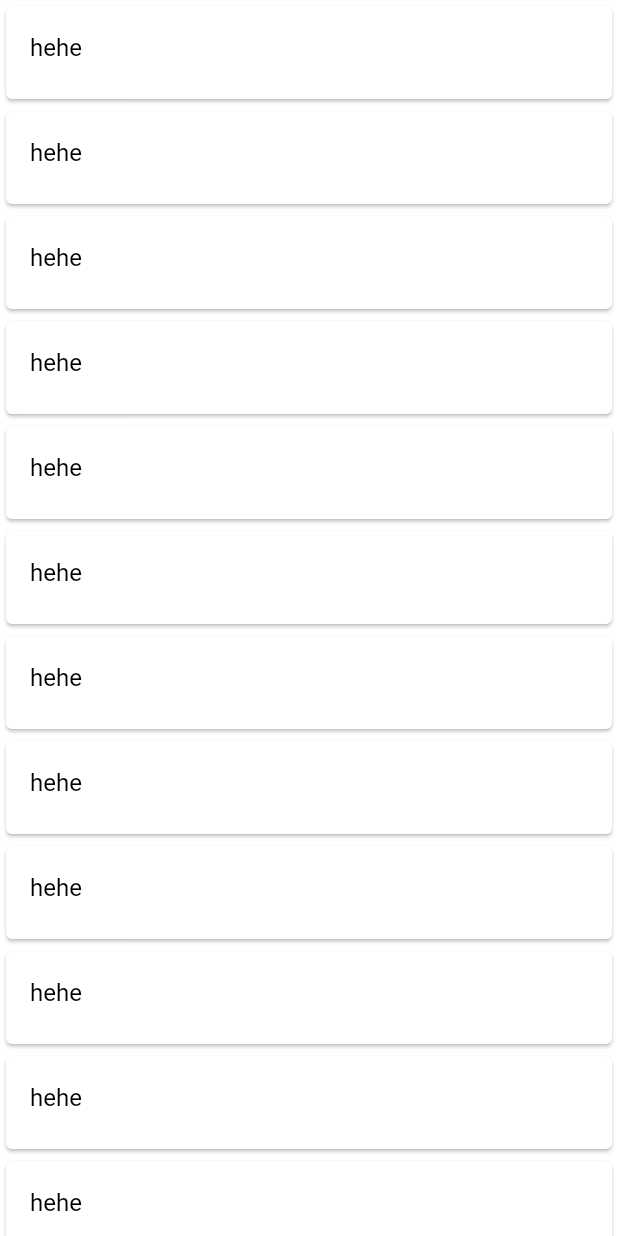
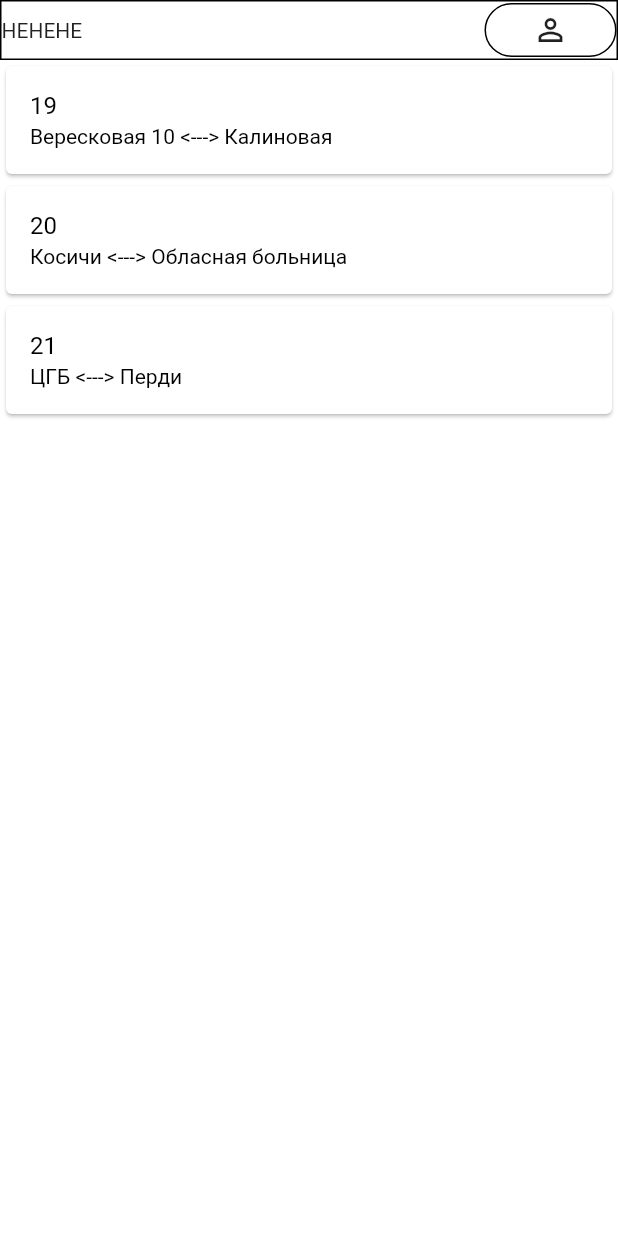
Before and after one commit to Artem4444/DIPLOM, a Flutter app: the screen it shows after launch, on a phone screen of 412 x 824 dp. Run offline on Flutter 3.47's test engine with Material 2 defaults, Android fonts, the phone set to English and light mode, and no system bars; our stand-ins replace geolocator, google_maps_flutter, shared_preferences.

Commit message:
Better route page

```diff
--- /dev/null
+++ b/flutter_app/assets/fakeData/routes.json
@@ -0,0 +1,19 @@
+{
+    "routes": [
+        {
+            "routenumber": "19",
+            "startstation":"Вересковая 10",
+            "endstation":"Калиновая"
+        },
+        {
+            "routenumber": "20",
+            "startstation":"Косичи",
+            "endstation":"Обласная больница"
+        },
+        {
+            "routenumber": "21",
+            "startstation":"ЦГБ",
+            "endstation":"Перди"
+        }
+    ]
+}
--- /dev/null
+++ b/flutter_app/assets/fakeData/routestations.json
@@ -0,0 +1,72 @@
+{
+    "routenumber": "19",
+    "stations": [
+        {
+            "name": "Вересковая 10",
+            "gps": {
+                "lat": "52.136473",
+                "lng": "23.712127"
+            },
+            "passengers": [
+                {
+                    "startstation": "Вересковая 10",
+                    "endstation": "Крайняя"
+                },
+                {
+                    "startstation": "Вересковая 10",
+                    "endStation": "Возера"
+                },
+                {
+                    "startstation": "Вересковая 10",
+                    "endstation": "Вересковая 11"
+                }
+            ]
+        },
+        {
+            "name": "Вересковая 11",
+            "gps": {
+                "lat": "52.138241",
+                "lng": "23.711912"
+            },
+            "passengers": [
+                {
+                    "startstation": "Вересковая 11",
+                    "endStation": "Калиновая"
+                },
+                {
+                    "startstation": "Вересковая 11",
+                    "endstation": "Калиновая"
+                }
+            ]
+        },
+        {
+            "name": "Крайняя",
+            "gps": {
+                "lat": "52.140410",
+                "lng": "23.705616"
+            },
+            "passengers": []
+        },
+        {
+            "name": "Возера",
+            "gps": {
+                "lat": "52.142916",
+                "lng": "23.706156"
+            },
+            "passengers": [
+                {
+                    "startstation": "Возера",
+                    "endstation": "Калиновая"
+                }
+            ]
+        },
+        {
+            "name": "Калиннавая",
+            "gps": {
+                "lat": "52.141592",
+                "lng": "23.714120"
+            },
+            "passengers": []
+        }
+    ]
+}
--- /dev/null
+++ b/flutter_app/assets/fakeData/stations.json
@@ -0,0 +1,7 @@
+[
+    "Вересковая 10",
+    "Вересковая 11",
+    "Крайняя",
+    "Возера",
+    "Калиннавая"
+]
--- a/flutter_app/lib/Authorization/registration.dart
+++ b/flutter_app/lib/Authorization/registration.dart
@@ -1,5 +1,4 @@
 import 'package:flutter/material.dart';
-import 'package:flutter_app/prefs_manager.dart';
 
 class RegistrationForm extends StatefulWidget {
   @override
@@ -33,7 +32,7 @@ class RegistrationFormState extends State<RegistrationForm> {
                             return "Введите коректное имя!";
                           }
                           if (value.contains(RegExp("\d\W"))) //не работает
-                            return "В этом поле должны быть тольк буквы!";
+                            return "В этом поле должны быть только буквы!";
                           return null;
                         },
                       ),
--- a/flutter_app/lib/Managers/network_manager.dart
+++ b/flutter_app/lib/Managers/network_manager.dart
@@ -0,0 +1,30 @@
+import 'dart:convert';
+import 'package:flutter_app/Models/route.dart';
+import 'package:flutter/services.dart' show rootBundle;
+
+class NetworkManager {
+  static Future<String> _loadAsRoutesAsset() async {
+    return await rootBundle.loadString('assets/fakeData/routes.json');
+  }
+
+  static Future<String> _loadAsStationAsset() async {
+    return await rootBundle.loadString('assets/fakeData/stations.json');
+  }
+
+  static Future<List<RouteData>> readRoutes() async {
+    String jsonString = await _loadAsRoutesAsset();
+
+    var objsJson = jsonDecode(jsonString)['routes'] as List;
+    List<RouteData> routes =
+        objsJson.map((routJson) => RouteData.fromJson(routJson)).toList();
+    return routes;
+  }
+
+  static Future<List<String>> readStations() async {
+    String jsonStations = await _loadAsStationAsset();
+    var objJson = jsonDecode(jsonStations);
+    List<String> stations = objJson != null ? List.from(objJson) : null;
+    print(stations);
+    return stations;
+  }
+}
--- /dev/null
+++ b/flutter_app/lib/Models/route.dart
@@ -0,0 +1,19 @@
+class RouteData {
+  final String routenumber;
+  final String startStation;
+  final String endStation;
+
+  RouteData(this.routenumber, this.startStation, this.endStation);
+
+  factory RouteData.fromJson(dynamic json){
+  return RouteData(
+   json['routenumber'],
+   json['startstation'],
+   json['endstation']);
+  }
+
+//   Map<String, dynamic> toJson() => {
+//         'name': name,
+// //        'email': email,
+//       };
+}
--- a/flutter_app/lib/main.dart
+++ b/flutter_app/lib/main.dart
@@ -1,7 +1,6 @@
 import 'package:flutter/material.dart';
 import 'package:flutter_app/main_menu.dart';
-import 'authorization.dart';
 
 void main(){
-   runApp(  MainMenu());
+   runApp(MainMenu());
 }
--- a/flutter_app/lib/main_menu.dart
+++ b/flutter_app/lib/main_menu.dart
@@ -1,7 +1,9 @@
 import 'package:flutter/cupertino.dart';
 import 'package:flutter/material.dart';
-import 'package:flutter_app/Authorization/registration.dart';
 import 'package:flutter_app/Managers/navigation_manager.dart';
+import 'package:flutter_app/Managers/network_manager.dart';
+import 'package:flutter_app/Models/route.dart';
+import 'package:flutter_app/route_menu.dart';
 import 'package:flutter_app/route_page.dart';
 
 class MainMenu extends StatefulWidget {
@@ -11,12 +13,22 @@ class MainMenu extends StatefulWidget {
   }
 }
 
-class MainMenuState extends State<MainMenu> {
-  List<Widget> texts = List();
+class MainMenuState extends State {
+  List<ListItem> listItems = List<ListItem>();
+
+  void _getRoutes() async {
+    List<RouteData> routesDatas = await NetworkManager.readRoutes();
+    setState(() {
+      for (var route in routesDatas) {
+        listItems.add(
+            ListItem(route.routenumber, route.startStation, route.endStation));
+      }
+    });
+  }
 
   @override
   void initState() {
-    for (int i = 0; i < 69; i++) texts.add(ListItem());
+    _getRoutes();
   }
 
   @override
@@ -27,23 +39,65 @@ class MainMenuState extends State<MainMenu> {
             backgroundColor: Colors.white,
             body: SafeArea(
                 child: Container(
-                    child: ListView(
-              itemExtent: 70,
-               children: texts,
-            )))));
+                    child: Column(children: [
+              TopOfMenu("HEHEHE"),
+              Expanded(
+                  child: ListView.builder(
+                itemCount: listItems.length,
+                itemBuilder: (context, index) {
+                  return listItems[index];
+                },
+              ))
+            ])))));
   }
 }
 
 class ListItem extends StatelessWidget {
+  final String routeNumber;
+  final String startStation;
+  final String endStation;
+
+  ListItem(this.routeNumber, this.startStation, this.endStation);
+
   @override
   Widget build(BuildContext context) {
-    return
-    Card(child:
-     ListTile(
-            title: Text("hehe", style: TextStyle(color: Colors.black)),
+    return Card(
+        child: ListTile(
+            title: Text(routeNumber, style: TextStyle(color: Colors.black)),
+            subtitle: Text("$startStation <---> $endStation",
+                style: TextStyle(color: Colors.black)),
             onTap: () => {
-              NavigationManager.push(context, RoutePage()),
-            print("HEHEHH")
-            }));
+                  NavigationManager.push(context, RouteMenu()/*RoutePage(routeNumber)*/),
+                }));
   }
 }
+
+class TopOfMenu extends StatelessWidget {
+  final String _userName;
+
+  TopOfMenu(this._userName);
+  @override
+  Widget build(BuildContext context) {
+    return Container(
+      child: Row(
+        children: [
+          Expanded(child: Text(_userName)),
+          FlatButton(
+              shape: RoundedRectangleBorder(
+                  borderRadius: new BorderRadius.circular(20.0),
+                  side: BorderSide(color: Colors.black)),
+              child: Icon(Icons.person_outline),
+              onPressed: () => {print("To user settings")})
+        ],
+      ),
+      height: 40,
+      decoration: BoxDecoration(
+          color: Colors.white54,
+          border: Border(
+              top: BorderSide(),
+              right: BorderSide(),
+              left: BorderSide(),
+              bottom: BorderSide())),
+    );
+  }
+}
--- a/flutter_app/lib/map_worker.dart
+++ b/flutter_app/lib/map_worker.dart
@@ -6,7 +6,10 @@ import 'package:geolocator/geolocator.dart';
 
 //void main() => runApp(MyApp());
 
-class MyApp extends StatelessWidget {
+class MapsPage extends StatelessWidget {
+  final String _routeNumber;
+  final String _destignationStation;
+  MapsPage(this._routeNumber, this._destignationStation);
   @override
   Widget build(BuildContext context) {
     return MaterialApp(
@@ -147,7 +150,7 @@ class _MyHomePageState extends State<MyHomePage> {
             child: Icon(Icons.location_city)),
         RaisedButton(
             onPressed: () {
-            //  getCurrentLocation();
+              //  getCurrentLocation();
             },
             child: Icon(Icons.location_searching))
       ]),
```
Also changed, not shown: flutter_app/assets/fakeData/trueDrivers.json (added, +25 -0 lines), flutter_app/lib/authorization.dart (deleted, +0 -55 lines), flutter_app/lib/network_manager.dart (deleted, +0 -87 lines), flutter_app/lib/route_menu.dart (added, +117 -0 lines), flutter_app/lib/route_page.dart (+95 -7 lines), flutter_app/pubspec.yaml (+5 -2 lines), flutter_app/assets/images/car_icon.png (renamed from flutter_app/assets/car_icon.png), flutter_app/lib/Models/station.dart (added).
